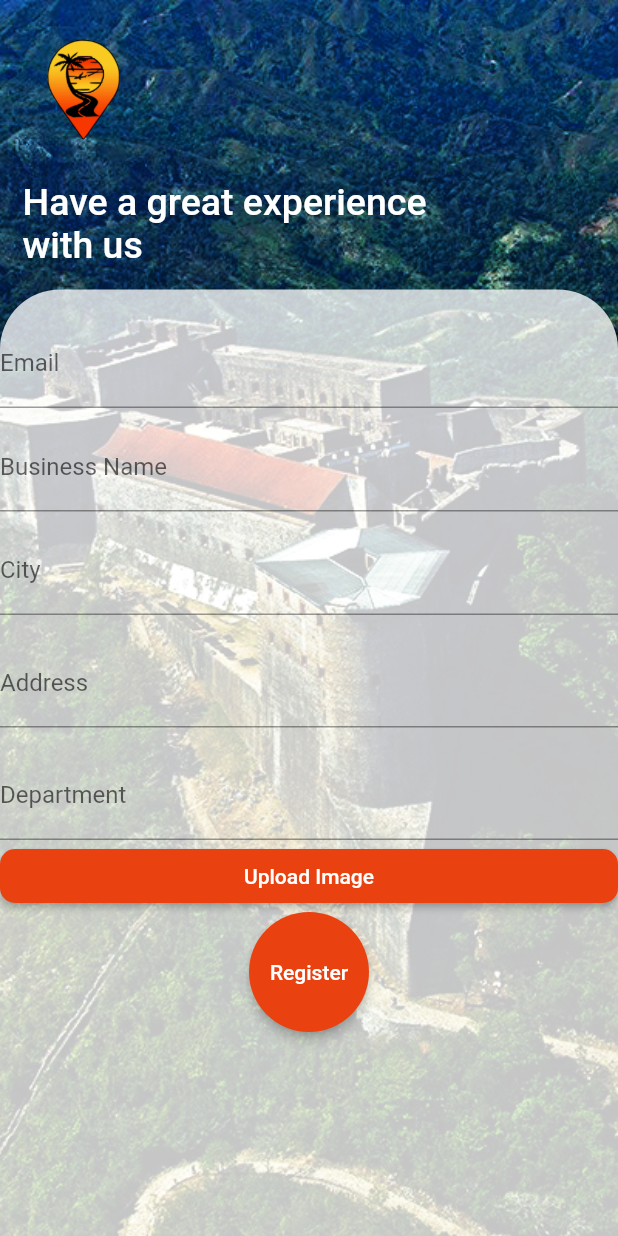
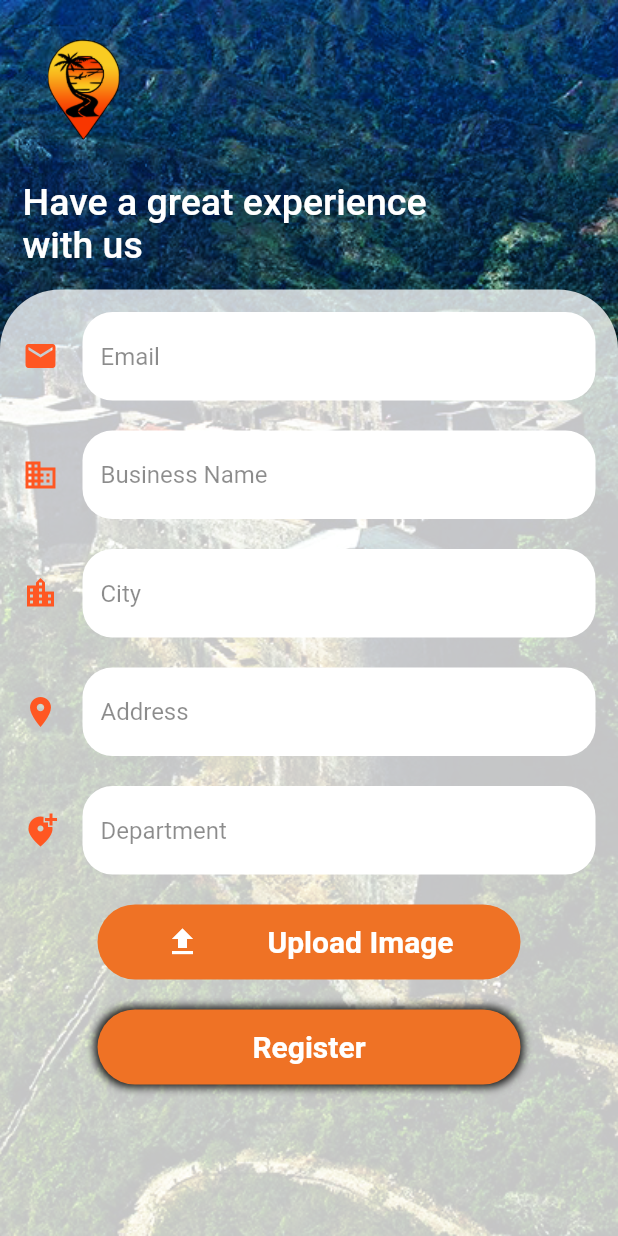
Before and after one commit to Roose48/App_ChillHT, a Flutter app: the screen it shows after launch, after a tap on "Register a new place", on a phone screen of 412 x 824 dp. Run offline on Flutter 3.47's test engine with Material 2 defaults, Android fonts, the phone set to English and light mode, and no system bars; our stand-ins replace cloud_firestore, file_picker, firebase_core, firebase_storage; missing offline and left inert: dart:ffi; accounts and stored records are empty.

Commit message:
register ui form & buttons

```diff
--- a/lib/main.dart
+++ b/lib/main.dart
@@ -18,11 +18,6 @@ class MyApp extends StatelessWidget {
   @override
   Widget build(BuildContext context) {
     return MaterialApp(
-      title: 'Flutter Demo',
-
-      theme: ThemeData(
-        primarySwatch: Colors.blue,
-      ),
       home: Splash(),
       debugShowCheckedModeBanner: false,
     );
--- a/lib/pages/register.dart
+++ b/lib/pages/register.dart
@@ -73,6 +73,7 @@ class _RegisterState extends State<Register> {
               Expanded(
                 flex: 2,
                 child: Container(
+                  padding: const EdgeInsets.fromLTRB(15.0, 15.0, 15.0, 0),
                   decoration: const BoxDecoration(
                     color: Color.fromARGB(197, 255, 255, 255),
                     borderRadius: BorderRadius.only(
@@ -82,56 +83,123 @@ class _RegisterState extends State<Register> {
                   ),
                   child: ListView(
                     children: [
-                      const SizedBox(
-                      height: 20.0,
-                      ),
                       TextField(
                         controller: emailController,
                         decoration: const InputDecoration(
-                        labelText: 'Email',
+                          hintText: 'Email',
+                          hintStyle: TextStyle(
+                            color: Colors.black45,
+                          ),
+                          filled: true,
+                          fillColor: Colors.white,
+                          icon: Icon(
+                            Icons.mail,
+                            color: Colors.deepOrange,
+                          ),
+                          border: OutlineInputBorder(
+                            borderRadius: BorderRadius.all(
+                              Radius.circular(20.0),
+                            ),
+                            borderSide: BorderSide.none,
+                          ),
                         ),
                         onChanged: (value) => email = value,
                       ),
-                    const SizedBox(height: 10.0),
+                      const SizedBox(height: 20.0),
                       TextField(
                         controller: businessNameController,
                         decoration: const InputDecoration(
-                        labelText: 'Business Name',
+                          hintText: 'Business Name',
+                          hintStyle: TextStyle(
+                            color: Colors.black45,
+                          ),
+                          filled: true,
+                          fillColor: Colors.white,
+                          icon: Icon(
+                            Icons.business,
+                            color: Colors.deepOrange,
+                          ),
+                          border: OutlineInputBorder(
+                            borderRadius: BorderRadius.all(
+                              Radius.circular(20.0),
+                            ),
+                            borderSide: BorderSide.none,
+                          ),
                         ),
                         onChanged: (value) => name = value,
                       ),
-                    const SizedBox(height: 10.0),
+                      const SizedBox(height: 20.0),
                       TextField(
                         controller: cityController,
                         decoration: const InputDecoration(
-                        labelText: 'City',
+                          hintText: 'City',
+                          hintStyle: TextStyle(
+                            color: Colors.black45,
+                          ),
+                          filled: true,
+                          fillColor: Colors.white,
+                          icon: Icon(
+                            Icons.location_city,
+                            color: Colors.deepOrange,
+                          ),
+                          border: OutlineInputBorder(
+                            borderRadius: BorderRadius.all(
+                              Radius.circular(20.0),
+                            ),
+                            borderSide: BorderSide.none,
+                          ),
                         ),
                         onChanged: (value) => city = value,
                       ),
-                    const SizedBox(height: 16.0),
+                      const SizedBox(height: 20.0),
                       TextField(
                         controller: addressController,
                         decoration: const InputDecoration(
-                        labelText: 'Address',
+                          hintText: 'Address',
+                          hintStyle: TextStyle(
+                            color: Colors.black45,
+                          ),
+                          filled: true,
+                          fillColor: Colors.white,
+                          icon: Icon(
+                            Icons.location_on,
+                            color: Colors.deepOrange,
+                          ),
+                          border: OutlineInputBorder(
+                            borderRadius: BorderRadius.all(
+                              Radius.circular(20.0),
+                            ),
+                            borderSide: BorderSide.none,
+                          ),
                         ),
                         onChanged: (value) => address = value,
                       ),
-
-
-
-                    const SizedBox(height: 16.0),
+                      const SizedBox(height: 20.0),
                       TextField(
                         controller: departmentController,
                         decoration: const InputDecoration(
-                        labelText: 'Department',
+                          hintText: 'Department',
+                          hintStyle: TextStyle(
+                            color: Colors.black45,
+                          ),
+                          filled: true,
+                          fillColor: Colors.white,
+                          icon: Icon(
+                            Icons.add_location_alt_sharp,
+                            color: Colors.deepOrange,
+                          ),
+                          border: OutlineInputBorder(
+                            borderRadius: BorderRadius.all(
+                              Radius.circular(20.0),
+                            ),
+                            borderSide: BorderSide.none,
+                          ),
                         ),
                         onChanged: (value) => state = value,
                       ),
-
-
-                    const Spacer(),
-                    ElevatedButton(
-                      onPressed: () async {
+                      const SizedBox(height: 20.0),
+                      GestureDetector(
+                          onTap: () async{
                             FilePickerResult? result =
                             await FilePicker.platform.pickFiles(type: FileType.image);
 
@@ -140,17 +208,37 @@ class _RegisterState extends State<Register> {
                               // Do something with the selected image file
                             }
                           },
-                      child: Text('Upload Image'),
-                      style: ElevatedButton.styleFrom(
-                        backgroundColor: Color.fromARGB(255, 233, 66, 16),
-                      shape: RoundedRectangleBorder(
-                      borderRadius: BorderRadius.circular(10),
+                          child: Container(
+                            height: 50.0,
+                            // width: 300.0,
+                            margin: const EdgeInsets.symmetric(horizontal: 50),
+                            alignment: Alignment.center,
+                            decoration: BoxDecoration(
+                                color: const Color.fromARGB(255, 239, 114, 37),
+                                borderRadius: BorderRadius.circular(25.0),
+                            ),
+                            child: Row(
+                              mainAxisAlignment: MainAxisAlignment.spaceEvenly,
+                              children: const [
+                                Icon(
+                                  Icons.upload,
+                                  color: Colors.white,
+                                ),
+                                Text(
+                                'Upload Image',
+                                style: TextStyle(
+                                  color: Colors.white,
+                                  fontWeight: FontWeight.w600,
+                                  fontSize: 20.0,
+                                ),
+                              ),
+                            ],
                             ),
                           ),
                       ),
-                    Spacer(), // Ajout d'un Spacer pour pousser le bouton vers le bas
-                    ElevatedButton(
-                      onPressed: () {
+                      const SizedBox(height: 20.0),
+                      GestureDetector(
+                        onTap: () {
                           // Implement firebase registration connection here
                           _firestore.collection('places').add({
                             'email': email,
@@ -160,17 +248,32 @@ class _RegisterState extends State<Register> {
                             'addresse': address,
                           });
                         },
-                      child: Text('Register'),
-                      style: ElevatedButton.styleFrom(
-
-                      shape: CircleBorder(), // Utilisation de CircleBorder pour faire le bouton en forme de cercle
-                      padding: EdgeInsets.all(0), // Suppression de l'espacement interne pour que le cercle occupe toute la place disponible
-                      minimumSize: Size(60, 80), // Définition de la largeur et de la hauteur pour qu'elles soient égales
-                      backgroundColor: Color.fromARGB(255, 233, 66, 16),
-      // Couleur de fond du cercle
-                      elevation: 3,
+                        child: Container(
+                          height: 50.0,
+                          margin: const EdgeInsets.symmetric(horizontal: 50),
+                          alignment: Alignment.center,
+                          decoration: BoxDecoration(
+                              color: const Color.fromARGB(255, 239, 114, 37),
+                              borderRadius: BorderRadius.circular(25.0),
+                              boxShadow: const [
+                                BoxShadow(
+                                  color: Colors.black87,
+                                  blurRadius: 4.0,
+                                  spreadRadius: 2.0,
+                                ),
+                              ]
+                              ),
+                          child: const Text(
+                            'Register',
+                            style: TextStyle(
+                              color: Colors.white,
+                              fontWeight: FontWeight.bold,
+                              fontSize: 20.0,
                             ),
                           ),
+                        ),
+                      ),
+                      const SizedBox(height: 20.0),
                     ],
                   ),
                 ),
@@ -182,101 +285,3 @@ class _RegisterState extends State<Register> {
     );
   }
 }
-
-// Padding(
-//           padding: const EdgeInsets.all(10.0),
-//           child: Column(
-//             crossAxisAlignment: CrossAxisAlignment.stretch,
-//             children: [
-//               TextField(
-//                 controller: emailController,
-//                 decoration: const InputDecoration(
-//                   labelText: 'Email',
-//                 ),
-//                 onChanged: (value) => email = value,
-//               ),
-//               const SizedBox(height: 10.0),
-//               TextField(
-//                 controller: businessNameController,
-//                 decoration: const InputDecoration(
-//                   labelText: 'Business Name',
-//                 ),
-//                 onChanged: (value) => name = value,
-//               ),
-//               const SizedBox(height: 10.0),
-//               TextField(
-//                 controller: cityController,
-//                 decoration: const InputDecoration(
-//                   labelText: 'City',
-//                 ),
-//                 onChanged: (value) => city = value,
-//               ),
-//               const SizedBox(height: 16.0),
-//               TextField(
-//                 controller: addressController,
-//                 decoration: const InputDecoration(
-//                   labelText: 'Address',
-//                 ),
-//                 onChanged: (value) => address = value,
-//               ),
-
-
-
-//               const SizedBox(height: 16.0),
-//               TextField(
-//                 controller: departmentController,
-//                 decoration: const InputDecoration(
-//                   labelText: 'Department',
-//                 ),
-//                 onChanged: (value) => state = value,
-//               ),
-
-
-//               const Spacer(),
-//               ElevatedButton(
-//                 onPressed: () async {
-//                   FilePickerResult? result =
-//                       await FilePicker.platform.pickFiles(type: FileType.image);
-
-//                   if (result != null) {
-//                     File file = File(result.files.single.path!);
-//                     // Do something with the selected image file
-//                   }
-//                 },
-//                 child: Text('Upload Image'),
-//                 style: ElevatedButton.styleFrom(
-//                   backgroundColor: Color.fromARGB(255, 233, 66, 16),
-//                  shape: RoundedRectangleBorder(
-//                  borderRadius: BorderRadius.circular(10),
-//     ),
-//   ),
-//               ),
-
-
-
-//               Spacer(), // Ajout d'un Spacer pour pousser le bouton vers le bas
-//               ElevatedButton(
-//                 onPressed: () {
-//                   // Implement firebase registration connection here
-//                   _firestore.collection('places').add({
-//                     'email': email,
-//                     'place_name': name,
-//                     'state': state,
-//                     'city': city,
-//                     'addresse': address,
-//                   });
-//                 },
-//                 child: Text('Register'),
-//                 style: ElevatedButton.styleFrom(
-
-//                  shape: CircleBorder(), // Utilisation de CircleBorder pour faire le bouton en forme de cercle
-//                  padding: EdgeInsets.all(0), // Suppression de l'espacement interne pour que le cercle occupe toute la place disponible
-//                  minimumSize: Size(60, 80), // Définition de la largeur et de la hauteur pour qu'elles soient égales
-//                  backgroundColor: Color.fromARGB(255, 233, 66, 16),
-//  // Couleur de fond du cercle
-//                  elevation: 3,
-//                 ),
-//               ),
-//             ],
-//           ),
-//         ),
```
Lines whose indentation alone changed are shown as unchanged.
